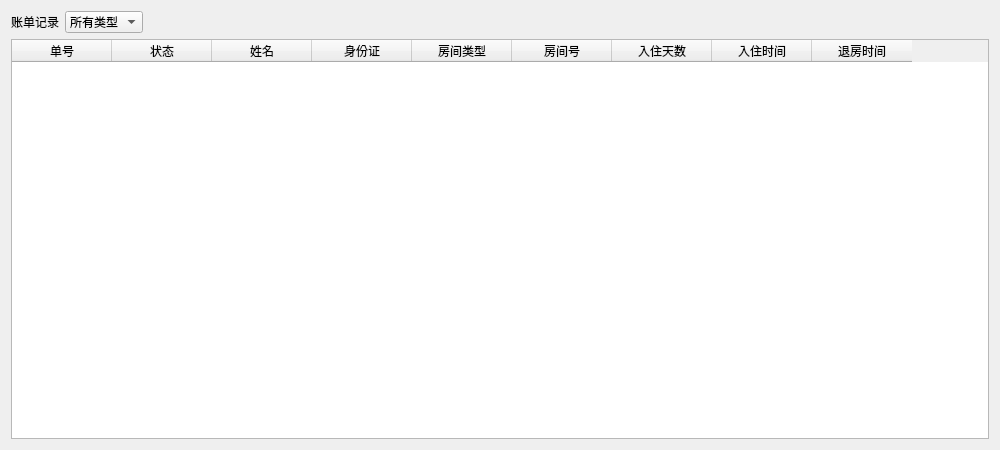
Old version of the form hotel/BillTable.ui in the repository nusohi/hotel.
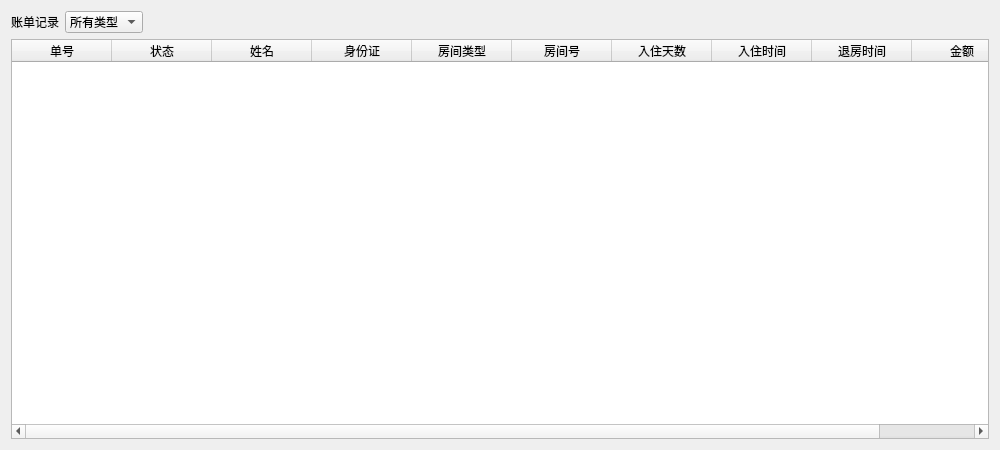
New version of the form.

Commit message:
添加标题和图标；BillTable新增金额显示
BossWnd添加退出登录时的按钮复位。

Diff of the .ui file:
```diff
--- a/hotel/BillTable.ui
+++ b/hotel/BillTable.ui
@@ -115,6 +115,11 @@
        <string>退房时间</string>
       </property>
      </column>
+     <column>
+      <property name="text">
+       <string>金额</string>
+      </property>
+     </column>
     </widget>
    </item>
   </layout>
```
The commit also changes 7 other files.
